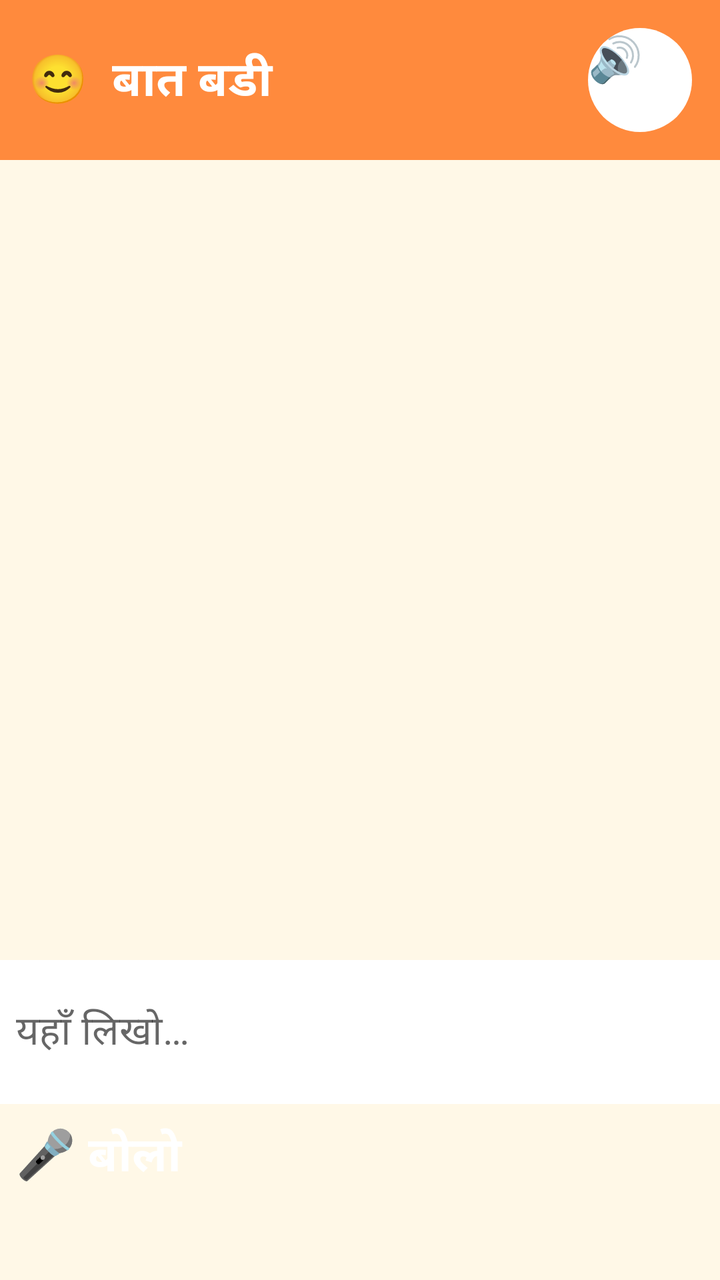
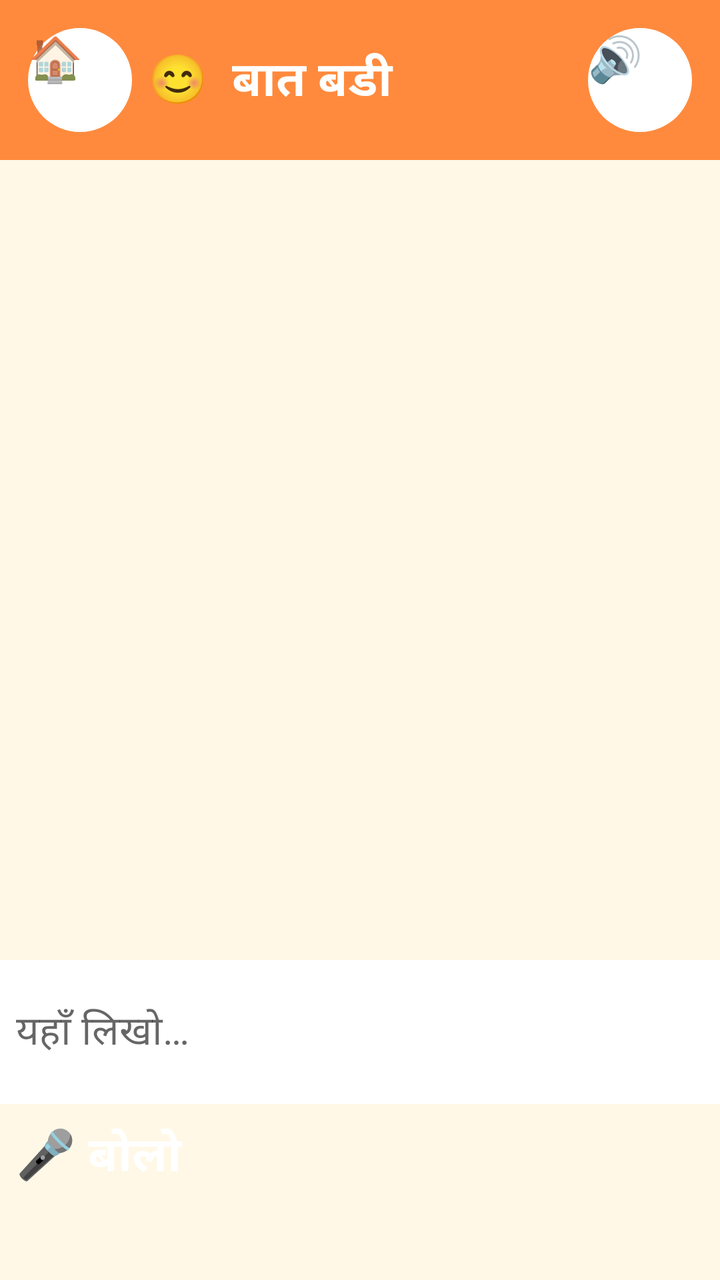

Compare the two renders of this Android layout. The source of the first and the diff that turns it into the second are given below.
<!-- AndroidManifest.xml: application theme BuddyTheme -->
<!-- res/layout/activity_main.xml -->
<?xml version="1.0" encoding="utf-8"?>
<LinearLayout xmlns:android="http://schemas.android.com/apk/res/android"
    android:layout_width="match_parent"
    android:layout_height="match_parent"
    android:background="@color/bg"
    android:orientation="vertical">

    <LinearLayout
        android:layout_width="match_parent"
        android:layout_height="wrap_content"
        android:background="@color/header"
        android:gravity="center_vertical"
        android:orientation="horizontal"
        android:padding="14dp">

        <TextView
            android:layout_width="0dp"
            android:layout_height="wrap_content"
            android:layout_weight="1"
            android:text="😊  बात बडी"
            android:textColor="#FFFFFF"
            android:textSize="24sp"
            android:textStyle="bold" />

        <Button
            android:id="@+id/sound"
            android:layout_width="52dp"
            android:layout_height="52dp"
            android:background="@drawable/round_button"
            android:text="@string/sound_on"
            android:textSize="22sp" />
    </LinearLayout>

    <ScrollView
        android:id="@+id/scroll"
        android:layout_width="match_parent"
        android:layout_height="0dp"
        android:layout_weight="1"
        android:fillViewport="true">

        <LinearLayout
            android:id="@+id/messages"
            android:layout_width="match_parent"
            android:layout_height="wrap_content"
            android:orientation="vertical"
            android:padding="12dp" />
    </ScrollView>

    <LinearLayout
        android:layout_width="match_parent"
        android:layout_height="wrap_content"
        android:background="#FFFFFF"
        android:gravity="center_vertical"
        android:orientation="horizontal"
        android:padding="8dp">

        <EditText
            android:id="@+id/input"
            android:layout_width="0dp"
            android:layout_height="wrap_content"
            android:layout_weight="1"
            android:hint="@string/hint"
            android:imeOptions="actionSend"
            android:inputType="text"
            android:maxLines="3"
            android:textSize="20sp" />

        <Button
            android:id="@+id/send"
            android:layout_width="wrap_content"
            android:layout_height="56dp"
            android:backgroundTint="@color/send"
            android:text="@string/send"
            android:textColor="#FFFFFF"
            android:textSize="18sp" />
    </LinearLayout>

    <Button
        android:id="@+id/mic"
        android:layout_width="match_parent"
        android:layout_height="72dp"
        android:layout_margin="8dp"
        android:backgroundTint="@color/mic"
        android:text="@string/speak"
        android:textColor="#FFFFFF"
        android:textSize="24sp"
        android:textStyle="bold" />
</LinearLayout>
<!-- resources referenced by this layout -->
<resources>
  <color name="bg">#FFF8E7</color>
  <color name="header">#FF8A3D</color>
  <color name="mic">#4C8BF5</color>
  <color name="send">#2EAD6B</color>
  <!-- drawable round_button (drawable) -->
  <?xml version="1.0" encoding="utf-8"?>
  <shape xmlns:android="http://schemas.android.com/apk/res/android">
      <solid android:color="#FFFFFF" />
      <corners android:radius="28dp" />
  </shape>
  <string name="hint">यहाँ लिखो…</string>
  <string name="send">भेजो</string>
  <string name="sound_on">🔊</string>
  <string name="speak">🎤 बोलो</string>
  <style name="BuddyTheme" parent="android:Theme.Material.Light.NoActionBar">
          <item name="android:colorPrimary">@color/header</item>
          <item name="android:colorAccent">@color/mic</item>
          <item name="android:statusBarColor">@color/header</item>
          <item name="android:windowBackground">@color/bg</item>
      </style>
</resources>

<!-- the commit's change to res/layout/activity_main.xml (unified diff, before → after) -->
@@ -12,6 +12,15 @@
         android:gravity="center_vertical"
         android:orientation="horizontal"
         android:padding="14dp">
+
+        <Button
+            android:id="@+id/home"
+            android:layout_width="52dp"
+            android:layout_height="52dp"
+            android:layout_marginEnd="8dp"
+            android:background="@drawable/round_button"
+            android:text="🏠"
+            android:textSize="22sp" />
 
         <TextView
             android:layout_width="0dp"
